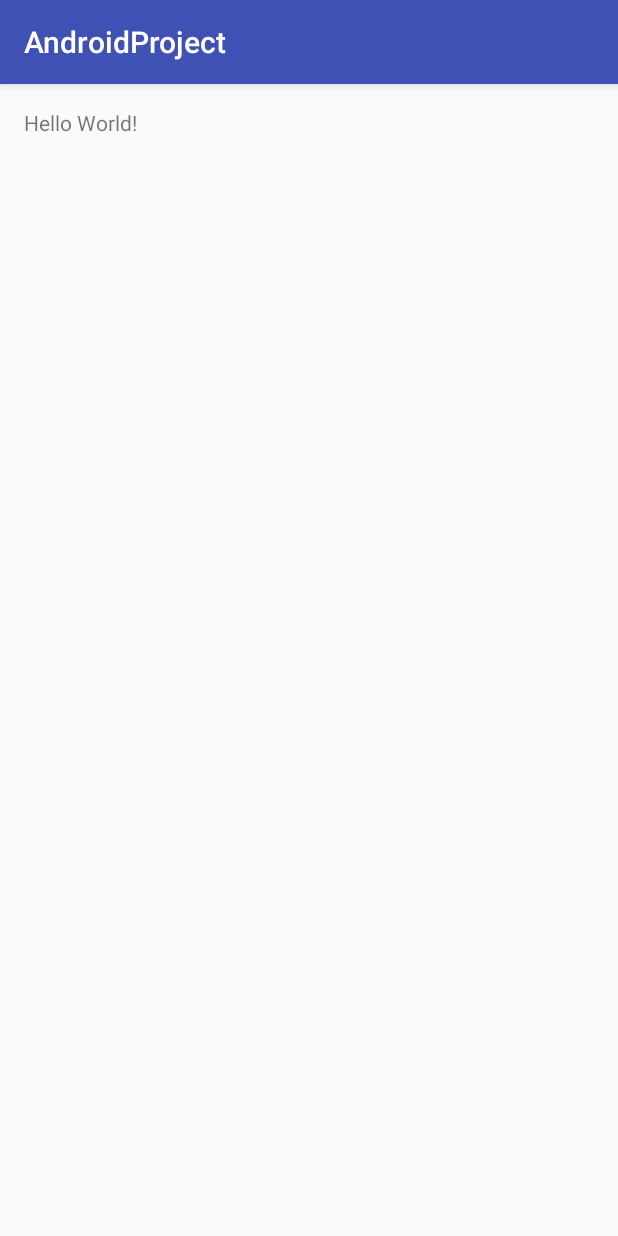
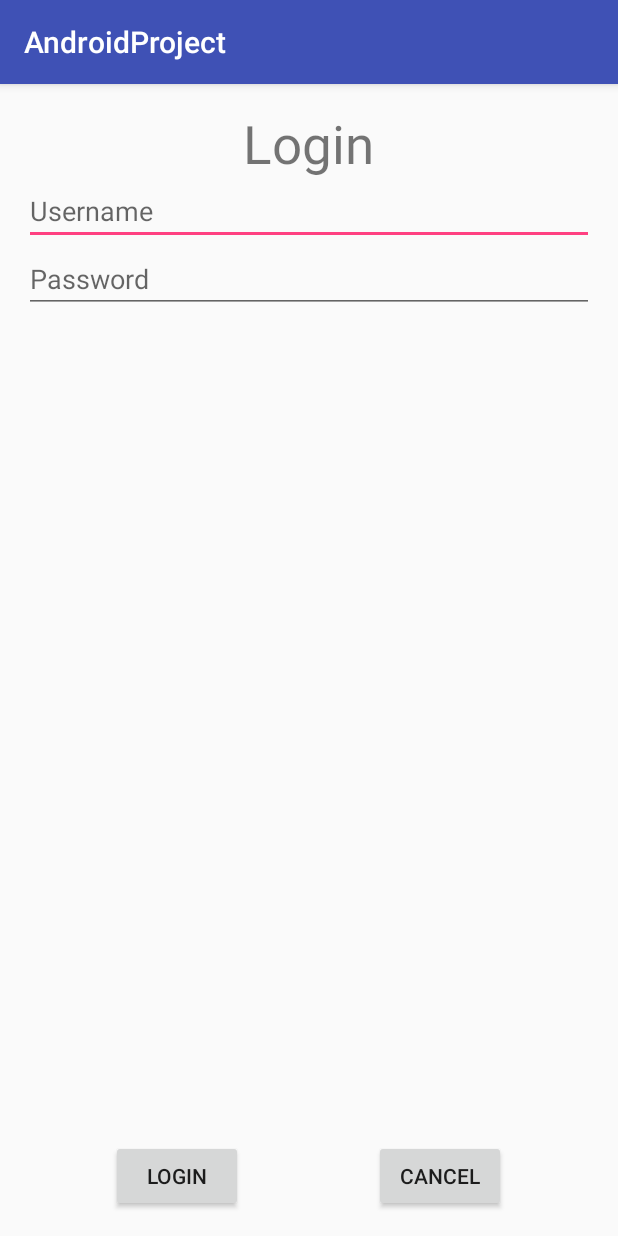
Before and after one commit to sgourier/androidProject, an Android app: the screen it shows after launch (MainActivity), on a phone screen of 412 x 824 dp. Run offline under Robolectric (Android 15) with nearby library versions, the phone set to English and light mode, and no system bars.

Commit message:
adding register view and login view

```diff
--- a/app/src/main/res/layout/activity_main.xml
+++ b/app/src/main/res/layout/activity_main.xml
@@ -1,17 +1,60 @@
-<?xml version="1.0" encoding="utf-8"?>
-<RelativeLayout xmlns:android="http://schemas.android.com/apk/res/android"
-    xmlns:tools="http://schemas.android.com/tools"
-    android:id="@+id/activity_main"
-    android:layout_width="match_parent"
-    android:layout_height="match_parent"
-    android:paddingBottom="@dimen/activity_vertical_margin"
-    android:paddingLeft="@dimen/activity_horizontal_margin"
-    android:paddingRight="@dimen/activity_horizontal_margin"
-    android:paddingTop="@dimen/activity_vertical_margin"
-    tools:context="esgi.androidproject.MainActivity">
+<RelativeLayout xmlns:android = "http://schemas.android.com/apk/res/android"
+    xmlns:tools = "http://schemas.android.com/tools" android:layout_width="match_parent"
+    android:layout_height = "match_parent" android:paddingLeft= "@dimen/activity_horizontal_margin"
+    android:paddingRight = "@dimen/activity_horizontal_margin"
+    android:paddingTop = "@dimen/activity_vertical_margin"
+    android:paddingBottom = "@dimen/activity_vertical_margin" tools:context = ".MainActivity">
 
-    <TextView
+    <TextView android:text = "Login" android:layout_width="wrap_content"
+        android:layout_height = "wrap_content"
+        android:id = "@+id/textview"
+        android:textSize = "35dp"
+        android:layout_alignParentTop = "true"
+        android:layout_centerHorizontal = "true" />
+
+    <EditText
+        android:layout_width = "wrap_content"
+        android:layout_height = "wrap_content"
+        android:id = "@+id/editText"
+        android:hint = "Username"
+        android:focusable = "true"
+        android:textColorHighlight = "#ff7eff15"
+        android:layout_marginTop = "46dp"
+        android:layout_alignParentLeft = "true"
+        android:layout_alignParentStart = "true"
+        android:layout_alignParentRight = "true"
+        android:layout_alignParentEnd = "true" />
+
+    <EditText
         android:layout_width="wrap_content"
         android:layout_height="wrap_content"
-        android:text="Hello World!" />
+        android:inputType="textPassword"
+        android:ems="10"
+        android:id="@+id/editText2"
+        android:layout_below="@+id/editText"
+        android:layout_alignParentLeft="true"
+        android:layout_alignParentStart="true"
+        android:layout_alignRight="@+id/editText"
+        android:layout_alignEnd="@+id/editText"
+        android:hint="Password" />
+
+
+    <Button
+        android:layout_width="wrap_content"
+        android:layout_height="wrap_content"
+        android:text="login"
+        android:id="@+id/button"
+        android:layout_alignParentBottom="true"
+        android:layout_toLeftOf="@+id/textview"
+        android:layout_toStartOf="@+id/textview" />
+
+    <Button
+        android:layout_width="wrap_content"
+        android:layout_height="wrap_content"
+        android:text="Cancel"
+        android:id="@+id/button2"
+        android:layout_alignParentBottom="true"
+        android:layout_toRightOf="@+id/textview"
+        android:layout_toEndOf="@+id/textview" />
+
 </RelativeLayout>
```
Also changed, not shown: app/src/main/res/layout/register_main.xml (added, +81 -0 lines).
